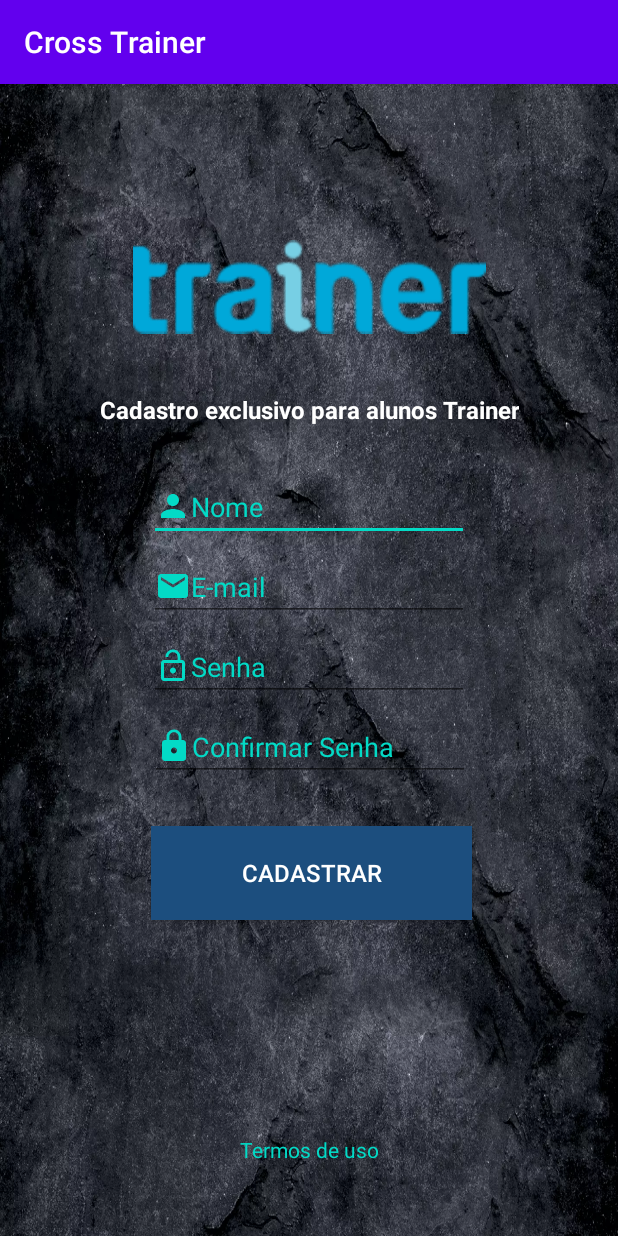
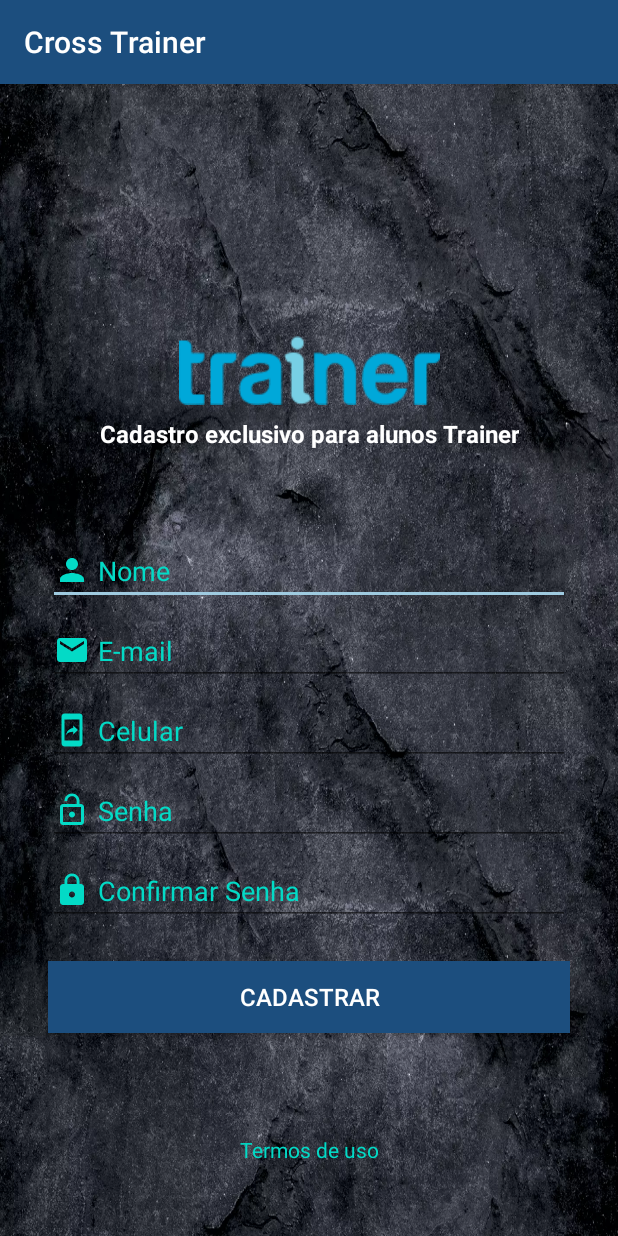
Before and after one commit to AvatarRodrigo/CrossTrainerAcademia, an Android app: the CadastroActivity screen opened directly, with no data from a screen before it, on a phone screen of 412 x 824 dp. Run offline under Robolectric (Android 15) with nearby library versions, the phone set to English and light mode, and no system bars; our stand-ins replace Firebase (no records; nobody signed in at launch, a user with empty details on screens opened directly).

Commit message:
Usuário - Inicial

```diff
--- a/app/src/main/java/com/academia/crosstrainer/IntroActivity.java
+++ b/app/src/main/java/com/academia/crosstrainer/IntroActivity.java
@@ -80,12 +80,12 @@ public class IntroActivity extends com.heinrichreimersoftware.materialintro.app.
     }
 
     public void btnWant(View view){
-        startActivity(new Intent(Intent.ACTION_VIEW, Uri.parse("http://acadtrainer.com.br")));
+        startActivity(new Intent(Intent.ACTION_VIEW, Uri.parse("https://acadtrainer.com.br")));
     }
 
     public void checkLoggedUser(){
         auth = ConfiguracaoFirebase.FirebaseAutenticacao();
-        //auth.signOut();
+       // auth.signOut();
         if(auth.getCurrentUser() != null){
             openScreenMain();
         }
--- a/app/src/main/java/com/academia/crosstrainer/activity/CadastroActivity.java
+++ b/app/src/main/java/com/academia/crosstrainer/activity/CadastroActivity.java
@@ -11,7 +11,8 @@ import android.widget.Toast;
 
 import com.academia.crosstrainer.R;
 import com.academia.crosstrainer.config.ConfiguracaoFirebase;
-import com.academia.crosstrainer.model.Usuario;
+import com.academia.crosstrainer.helper.Base64Custom;
+import com.academia.crosstrainer.model.UserApp;
 import com.google.android.gms.tasks.OnCompleteListener;
 import com.google.android.gms.tasks.Task;
 import com.google.firebase.auth.AuthResult;
@@ -22,10 +23,10 @@ import com.google.firebase.auth.FirebaseAuthWeakPasswordException;
 
 public class CadastroActivity extends AppCompatActivity {
 
-    private EditText campoNome, campoEmail,  campoPassword, campoPassword2;
+    private EditText campoNome, campoEmail, campoPhone, campoPassword, campoPassword2;
     private Button botaoCadastrar;
     private FirebaseAuth autenticacao;
-    private Usuario usuario;
+    private UserApp userApp;
 
     @Override
     protected void onCreate(Bundle savedInstanceState) {
@@ -34,6 +35,7 @@ public class CadastroActivity extends AppCompatActivity {
 
         campoNome = findViewById(R.id.txtName);
         campoEmail = findViewById(R.id.txtMail);
+        campoPhone = findViewById(R.id.txtPhone);
         campoPassword  = findViewById(R.id.txtSenha);
         campoPassword2 = findViewById(R.id.txtSenha2);
         botaoCadastrar = findViewById(R.id.btnCadastrar);
@@ -43,6 +45,7 @@ public class CadastroActivity extends AppCompatActivity {
             public void onClick(View v) {
                 String name = campoNome.getText().toString();
                 String email = campoEmail.getText().toString();
+                String phone = campoPhone.getText().toString();
                 String password = campoPassword.getText().toString();
                 String password2 = campoPassword2.getText().toString();
 
@@ -55,6 +58,10 @@ public class CadastroActivity extends AppCompatActivity {
                     Toast.makeText(CadastroActivity.this,
                             "Preencha o e-mail!",
                             Toast.LENGTH_SHORT).show();
+                }else if(phone.isEmpty()){
+                    Toast.makeText(CadastroActivity.this,
+                            "Preencha o número do celular!",
+                            Toast.LENGTH_SHORT).show();
                 }else if(password.isEmpty()){
                     Toast.makeText(CadastroActivity.this,
                             "Preencha a senha!",
@@ -64,25 +71,29 @@ public class CadastroActivity extends AppCompatActivity {
                             "As senhas não conferem!",
                             Toast.LENGTH_SHORT).show();
                 }else{
-                    usuario = new Usuario();
-                    usuario.setNome(name);
-                    usuario.setEmail(email);
-                    usuario.setSenha(password);
-                    cadastrarUsuario();
+                    userApp = new UserApp();
+                    userApp.setNome(name);
+                    userApp.setEmail(email);
+                    userApp.setCelular(phone);
+                    userApp.setSenha(password);
+                    cadastrarUser();
                 }
 
             }
         });
 
     }
-    public void cadastrarUsuario(){
+    public void cadastrarUser(){
         autenticacao = ConfiguracaoFirebase.FirebaseAutenticacao();
         autenticacao.createUserWithEmailAndPassword(
-                usuario.getEmail(),usuario.getSenha()
+                userApp.getEmail(), userApp.getSenha()
         ).addOnCompleteListener(this, new OnCompleteListener<AuthResult>() {
             @Override
             public void onComplete(@NonNull Task<AuthResult> task) {
                 if(task.isSuccessful()){
+                    String idUser = Base64Custom.codeBase64(userApp.getEmail());
+                    userApp.setIdUser(idUser);
+                    userApp.save();
                    finish();
                 }else{
                     String ex = "";
--- /dev/null
+++ b/app/src/main/res/drawable/ic_mobile_24.xml
@@ -0,0 +1,5 @@
+<vector android:height="24dp" android:tint="#03DAC6"
+    android:viewportHeight="24" android:viewportWidth="24"
+    android:width="24dp" xmlns:android="http://schemas.android.com/apk/res/android">
+    <path android:fillColor="@android:color/white" android:pathData="M17,1.01L7,1c-1.1,0 -1.99,0.9 -1.99,2v18c0,1.1 0.89,2 1.99,2h10c1.1,0 2,-0.9 2,-2L19,3c0,-1.1 -0.9,-1.99 -2,-1.99zM17,19L7,19L7,5h10v14zM12.8,13.22v1.75l3.2,-2.99L12.8,9v1.7c-3.11,0.43 -4.35,2.56 -4.8,4.7 1.11,-1.5 2.58,-2.18 4.8,-2.18z"/>
+</vector>
--- a/app/src/main/res/layout/activity_cadastro.xml
+++ b/app/src/main/res/layout/activity_cadastro.xml
@@ -9,26 +9,28 @@
 
     <Button
         android:id="@+id/btnCadastrar"
-        android:layout_width="214dp"
-        android:layout_height="0dp"
-        android:layout_marginTop="8dp"
-        android:layout_marginBottom="143dp"
+        android:layout_width="0dp"
+        android:layout_height="wrap_content"
+        android:layout_marginStart="32dp"
+        android:layout_marginEnd="32dp"
+        android:layout_marginBottom="135dp"
         android:background="@color/logo_escuro"
         android:text="@string/cadastrar"
         android:textColor="@color/design_default_color_background"
         android:textSize="16sp"
-        app:layout_constraintBottom_toTopOf="@+id/textView8"
+        app:layout_constraintBottom_toBottomOf="parent"
         app:layout_constraintEnd_toEndOf="parent"
-        app:layout_constraintHorizontal_bias="0.507"
-        app:layout_constraintStart_toStartOf="parent"
-        app:layout_constraintTop_toBottomOf="@+id/txtName" />
+        app:layout_constraintStart_toStartOf="parent" />
 
     <EditText
         android:id="@+id/txtName"
-        android:layout_width="wrap_content"
+        android:layout_width="0dp"
         android:layout_height="wrap_content"
-        android:layout_marginBottom="182dp"
+        android:layout_marginStart="32dp"
+        android:layout_marginEnd="32dp"
+        android:layout_marginBottom="8dp"
         android:drawableLeft="@drawable/ic_person_24"
+        android:drawablePadding="5dp"
         android:ems="10"
         android:hint="@string/nome"
         android:inputType="textPersonName"
@@ -36,17 +38,19 @@
         android:textColorHighlight="@color/design_default_color_secondary"
         android:textColorHint="@color/design_default_color_secondary"
         android:textColorLink="@color/design_default_color_secondary"
-        app:layout_constraintBottom_toTopOf="@+id/btnCadastrar"
+        app:layout_constraintBottom_toTopOf="@+id/txtMail"
         app:layout_constraintEnd_toEndOf="parent"
-        app:layout_constraintStart_toStartOf="parent"
-        app:layout_constraintTop_toBottomOf="@+id/textView6" />
+        app:layout_constraintStart_toStartOf="parent" />
 
     <EditText
         android:id="@+id/txtMail"
-        android:layout_width="wrap_content"
+        android:layout_width="0dp"
         android:layout_height="wrap_content"
-        android:layout_marginTop="8dp"
+        android:layout_marginStart="32dp"
+        android:layout_marginEnd="32dp"
+        android:layout_marginBottom="8dp"
         android:drawableLeft="@drawable/ic_mail_24"
+        android:drawablePadding="5dp"
         android:ems="10"
         android:hint="@string/mail"
         android:inputType="textEmailAddress"
@@ -54,16 +58,19 @@
         android:textColorHighlight="@color/design_default_color_secondary"
         android:textColorHint="@color/design_default_color_secondary"
         android:textColorLink="@color/design_default_color_secondary"
+        app:layout_constraintBottom_toTopOf="@+id/txtPhone"
         app:layout_constraintEnd_toEndOf="parent"
-        app:layout_constraintStart_toStartOf="parent"
-        app:layout_constraintTop_toBottomOf="@+id/txtName" />
+        app:layout_constraintStart_toStartOf="parent" />
 
     <EditText
         android:id="@+id/txtSenha"
-        android:layout_width="wrap_content"
+        android:layout_width="0dp"
         android:layout_height="wrap_content"
-        android:layout_marginTop="8dp"
+        android:layout_marginStart="32dp"
+        android:layout_marginEnd="32dp"
+        android:layout_marginBottom="8dp"
         android:drawableLeft="@drawable/ic_lock_open_24"
+        android:drawablePadding="5dp"
         android:ems="10"
         android:hint="@string/senha"
         android:inputType="textPassword"
@@ -71,16 +78,19 @@
         android:textColorHighlight="@color/design_default_color_secondary"
         android:textColorHint="@color/design_default_color_secondary"
         android:textColorLink="@color/design_default_color_secondary"
+        app:layout_constraintBottom_toTopOf="@+id/txtSenha2"
         app:layout_constraintEnd_toEndOf="parent"
-        app:layout_constraintStart_toStartOf="parent"
-        app:layout_constraintTop_toBottomOf="@+id/txtMail" />
+        app:layout_constraintStart_toStartOf="parent" />
 
     <EditText
         android:id="@+id/txtSenha2"
-        android:layout_width="wrap_content"
+        android:layout_width="0dp"
         android:layout_height="wrap_content"
-        android:layout_marginTop="8dp"
+        android:layout_marginStart="32dp"
+        android:layout_marginEnd="32dp"
+        android:layout_marginBottom="24dp"
         android:drawableLeft="@drawable/ic__lock_24"
+        android:drawablePadding="5dp"
         android:ems="10"
         android:hint="@string/senha2"
         android:inputType="textPassword"
@@ -88,38 +98,39 @@
         android:textColorHighlight="@color/design_default_color_secondary"
         android:textColorHint="@color/design_default_color_secondary"
         android:textColorLink="@color/design_default_color_secondary"
+        app:layout_constraintBottom_toTopOf="@+id/btnCadastrar"
         app:layout_constraintEnd_toEndOf="parent"
-        app:layout_constraintHorizontal_bias="0.505"
-        app:layout_constraintStart_toStartOf="parent"
-        app:layout_constraintTop_toBottomOf="@+id/txtSenha" />
+        app:layout_constraintStart_toStartOf="parent" />
+
+    <EditText
+        android:id="@+id/txtPhone"
+        android:layout_width="0dp"
+        android:layout_height="wrap_content"
+        android:layout_marginStart="32dp"
+        android:layout_marginEnd="32dp"
+        android:layout_marginBottom="8dp"
+        android:drawableLeft="@drawable/ic_mobile_24"
+        android:drawablePadding="5dp"
+        android:ems="10"
+        android:hint="@string/cel"
+        android:inputType="phone"
+        android:textColor="@color/design_default_color_on_primary"
+        android:textColorHighlight="@color/design_default_color_secondary"
+        android:textColorHint="@color/design_default_color_secondary"
+        app:layout_constraintBottom_toTopOf="@+id/txtSenha"
+        app:layout_constraintEnd_toEndOf="parent"
+        app:layout_constraintStart_toStartOf="parent" />
 
     <ImageView
         android:id="@+id/imageView3"
-        android:layout_width="235dp"
-        android:layout_height="0dp"
-        android:layout_marginTop="104dp"
-        android:layout_marginBottom="39dp"
+        android:layout_width="wrap_content"
+        android:layout_height="wrap_content"
+        android:layout_marginBottom="8dp"
         android:contentDescription="@string/trainer"
         app:layout_constraintBottom_toTopOf="@+id/textView6"
         app:layout_constraintEnd_toEndOf="parent"
         app:layout_constraintStart_toStartOf="parent"
-        app:layout_constraintTop_toTopOf="parent"
         app:srcCompat="@drawable/intro_um" />
-
-    <TextView
-        android:id="@+id/textView6"
-        android:layout_width="wrap_content"
-        android:layout_height="wrap_content"
-        android:layout_marginBottom="31dp"
-        android:text="@string/para_aluno"
-        android:textAlignment="center"
-        android:textColor="@color/design_default_color_on_primary"
-        android:textSize="16sp"
-        android:textStyle="bold"
-        app:layout_constraintBottom_toTopOf="@+id/txtName"
-        app:layout_constraintEnd_toEndOf="parent"
-        app:layout_constraintStart_toStartOf="parent"
-        app:layout_constraintTop_toBottomOf="@+id/imageView3" />
 
     <TextView
         android:id="@+id/textView8"
@@ -130,6 +141,19 @@
         android:textColor="@color/design_default_color_secondary"
         app:layout_constraintBottom_toBottomOf="parent"
         app:layout_constraintEnd_toEndOf="parent"
-        app:layout_constraintStart_toStartOf="parent"
-        app:layout_constraintTop_toBottomOf="@+id/btnCadastrar" />
+        app:layout_constraintStart_toStartOf="parent" />
+
+    <TextView
+        android:id="@+id/textView6"
+        android:layout_width="wrap_content"
+        android:layout_height="wrap_content"
+        android:layout_marginBottom="58dp"
+        android:text="@string/para_aluno"
+        android:textAlignment="center"
+        android:textColor="@color/design_default_color_on_primary"
+        android:textSize="16sp"
+        android:textStyle="bold"
+        app:layout_constraintBottom_toTopOf="@+id/txtName"
+        app:layout_constraintEnd_toEndOf="parent"
+        app:layout_constraintStart_toStartOf="parent" />
 </androidx.constraintlayout.widget.ConstraintLayout>
--- a/app/src/main/res/values-night/themes.xml
+++ b/app/src/main/res/values-night/themes.xml
@@ -2,9 +2,9 @@
     <!-- Base application theme. -->
     <style name="Theme.CrossTrainer" parent="Theme.AppCompat.Light.DarkActionBar">
         <!-- Primary brand color. -->
-        <item name="colorPrimary">@color/purple_200</item>
-        <item name="colorPrimaryDark">@color/purple_700</item>
-        <item name="colorAccent">@color/teal_200</item>
+        <item name="colorPrimary">@color/logo_escuro</item>
+        <item name="colorPrimaryDark">@color/logo_escuro_i</item>
+        <item name="colorAccent">@color/logo_claro_i</item>
         <!-- Customize your theme here. -->
     </style>
 </resources>
--- a/app/src/main/res/values/colors.xml
+++ b/app/src/main/res/values/colors.xml
@@ -8,4 +8,7 @@
     <color name="black">#FF000000</color>
     <color name="white">#FFFFFFFF</color>
     <color name="logo_escuro">#1C4E7E</color>
+    <color name="logo_escuro_i">#2F7ABB</color>
+    <color name="logo_claro">#3A9FD4</color>
+    <color name="logo_claro_i">#9FCBE0</color>
 </resources>
--- a/app/src/main/res/values/themes.xml
+++ b/app/src/main/res/values/themes.xml
@@ -2,9 +2,9 @@
     <!-- Base application theme. -->
     <style name="Theme.CrossTrainer" parent="Theme.AppCompat.Light.DarkActionBar">
         <!-- Primary brand color. -->
-        <item name="colorPrimary">@color/purple_500</item>
-        <item name="colorPrimaryDark">@color/purple_700</item>
-        <item name="colorAccent">@color/teal_200</item>
+        <item name="colorPrimary">@color/logo_escuro</item>
+        <item name="colorPrimaryDark">@color/logo_escuro_i</item>
+        <item name="colorAccent">@color/logo_claro_i</item>
         <!-- Customize your theme here. -->
     </style>
 
```
Also changed, not shown: app/src/main/java/com/academia/crosstrainer/activity/LoginActivity.java (+7 -7 lines), app/src/main/java/com/academia/crosstrainer/config/ConfiguracaoFirebase.java (+14 -4 lines), app/src/main/java/com/academia/crosstrainer/helper/Base64Custom.java (added, +14 -0 lines), app/src/main/java/com/academia/crosstrainer/model/UserApp.java (renamed from app/src/main/java/com/academia/crosstrainer/model/Usuario.java, +20 -2 lines), app/src/main/res/layout/activity_login2.xml (+25 -16 lines), app/src/main/res/layout/intro5.xml (+8 -4 lines).
